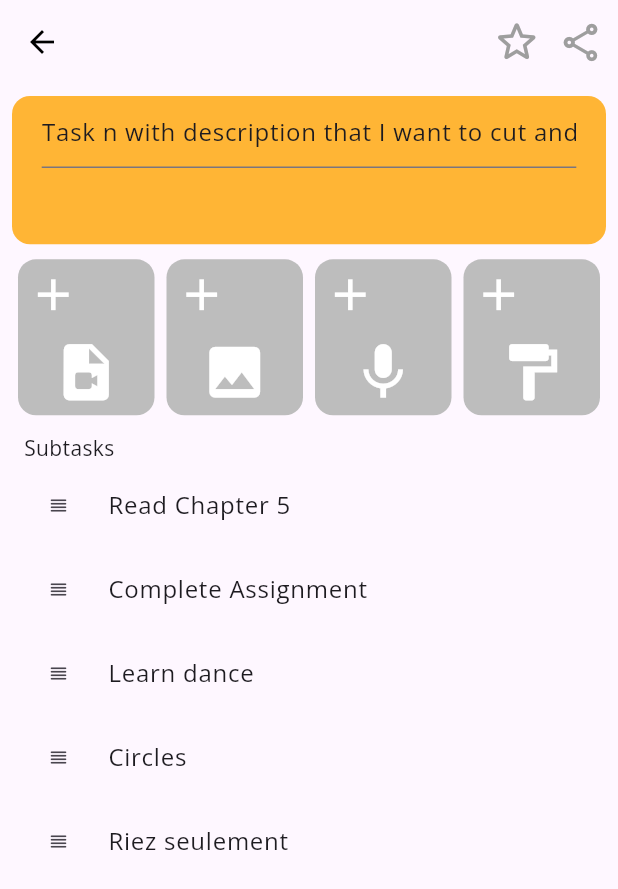
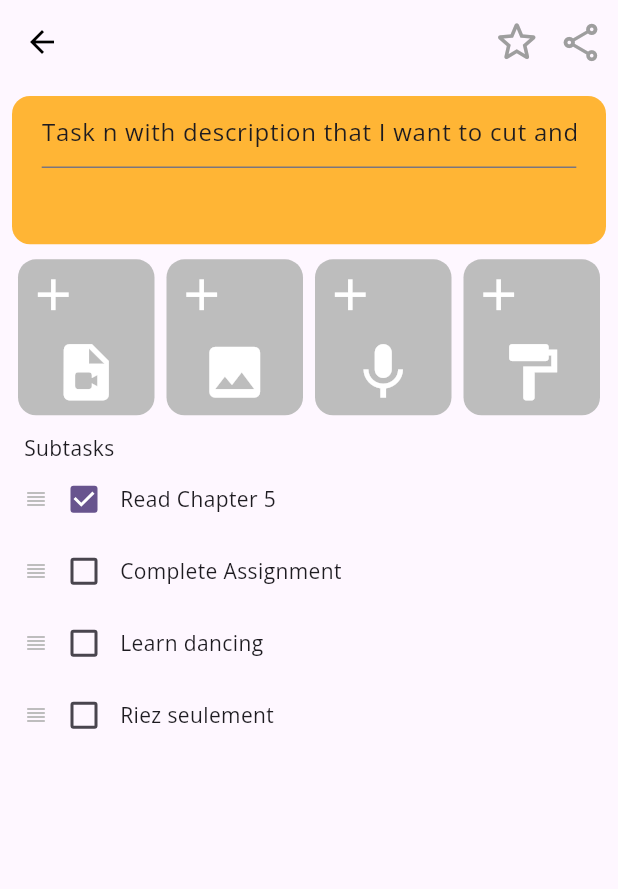
Before and after one commit to Hallcoder/znotes, a Flutter app: the NoteCreationPage screen opened by its route, on a phone screen of 412 x 824 dp. Shown: the top 889 px of the screen. Run offline on Flutter 3.47's test engine with Material 3 defaults, Android fonts, the light colour scheme and no system bars; our stand-ins replace audioplayers, auto_route, fluttertoast, video_player; missing offline and left inert: clipboard.

Commit message:
[feat]:dynamic SubtaskTile widget

```diff
--- a/lib/components/CustomGridView.dart
+++ b/lib/components/CustomGridView.dart
@@ -5,6 +5,7 @@ import 'package:flutter/material.dart';
 import 'package:fluttertoast/fluttertoast.dart';
 import 'package:provider/provider.dart';
 import 'package:znotes/components/NoteCard.dart';
+import 'package:znotes/models/NoteCreationModel.dart';
 import 'package:znotes/models/NotesProvider.dart';
 import 'package:znotes/utils/content_types.dart';
 
@@ -145,7 +146,9 @@ class _CustomGridViewState extends State<CustomGridView> {
         ),
       );
     }
-    return SingleChildScrollView(
+    return ChangeNotifierProvider(
+      create: (BuildContext context) => NoteCreationModel(),
+      child: SingleChildScrollView(
         child: Column(
           children: [
             Wrap(children: optionsDisplayed),
@@ -166,6 +169,7 @@ class _CustomGridViewState extends State<CustomGridView> {
                   ])
                 : const Center(child: Text("No notes to show!")),
           ],
+        ),
       ),
     );
 
--- a/lib/components/NoteCard.dart
+++ b/lib/components/NoteCard.dart
@@ -3,8 +3,10 @@ import 'package:auto_route/auto_route.dart';
 import 'package:flutter/material.dart';
 import 'package:fluttertoast/fluttertoast.dart';
 import 'package:intl/intl.dart';
+import 'package:provider/provider.dart';
 import 'package:video_player/video_player.dart';
 import 'package:znotes/constants.dart';
+import 'package:znotes/models/NoteCreationModel.dart';
 import 'package:znotes/routers/router.gr.dart';
 import 'package:znotes/utils/content_types.dart';
 
@@ -64,10 +66,12 @@ class _NoteCardState extends State<NoteCard> {
 
   @override
   Widget build(BuildContext context) {
+    final noteCreationProvider = Provider.of<NoteCreationModel>(context);
     return Padding(
       padding: const EdgeInsets.all(3.0),
       child: InkWell(
         onTap: () {
+          noteCreationProvider.updateNote(widget.note);
           context.router.push(NoteCreationRoute());
         },
         onLongPress: () {
--- a/lib/components/NoteCreationPage/SubtaskTile.dart
+++ b/lib/components/NoteCreationPage/SubtaskTile.dart
@@ -1,10 +1,53 @@
 import 'package:flutter/material.dart';
+import 'package:znotes/utils/content_types.dart';
 
-class SubtaskTile extends StatelessWidget {
-  const SubtaskTile({Key? key}) : super(key: key);
+class SubtaskTile extends StatefulWidget {
+  const SubtaskTile({Key? key, required this.st}) : super(key: key);
+  final Subtask st;
+
+  @override
+  State<SubtaskTile> createState() => _SubtaskTileState();
+}
+
+class _SubtaskTileState extends State<SubtaskTile> {
+  bool isEditingSubTask = false;
+  late FocusNode focusNode = FocusNode();
+
+  @override
+  void dispose() {
+    focusNode.dispose();
+    super.dispose();
+  }
 
   @override
   Widget build(BuildContext context) {
-    return const Placeholder();
+    return Row(
+      mainAxisAlignment: MainAxisAlignment.center,
+      children: [
+        Icon(Icons.reorder_rounded, size: 16.0, color: Colors.grey[400]),
+        Checkbox(value: widget.st.checked, onChanged: (bool? value) {}),
+        Expanded(
+            child: isEditingSubTask
+                ? TextFormField(
+                    initialValue: widget.st.title,
+                    focusNode: focusNode,
+                    onTapOutside: (e) {
+                      setState(() {
+                        isEditingSubTask = false;
+                      });
+                        focusNode.unfocus();
+                    },
+                  )
+                : InkWell(
+                    onTap: () {
+                      setState(() {
+                        isEditingSubTask = true;
+                      });
+                        focusNode.requestFocus();
+                    },
+                    child: Text(widget.st.title))),
+        isEditingSubTask ? Icon(Icons.close, color: Colors.grey[600], size: 18.0):const SizedBox()
+      ],
+    );
   }
 }
--- a/lib/components/NoteCreationPage/SubtasksSection.dart
+++ b/lib/components/NoteCreationPage/SubtasksSection.dart
@@ -5,6 +5,8 @@ import 'package:provider/provider.dart';
 import 'package:uuid/uuid.dart';
 import 'package:znotes/models/NoteCreationModel.dart';
 import 'package:znotes/utils/content_types.dart';
+
+import 'SubtaskTile.dart';
 
 class SubtasksSection extends StatefulWidget {
   const SubtasksSection({Key? key}) : super(key: key);
@@ -21,20 +23,26 @@ class _SubtasksSectionState extends State<SubtasksSection> {
   Widget build(BuildContext context) {
     final noteCreationProvider = Provider.of<NoteCreationModel>(context);
     final Note note = noteCreationProvider.note;
+    Size size = MediaQuery.of(context).size;
     Uuid uuid = const Uuid();
     subtasks = [];
     for (final st in note.subtasks) {
-      subtasks.add(ListTile(
-        leading: const Icon(Icons.reorder_rounded, size: 14.0),
+      subtasks.add(SubtaskTile(
         key: ValueKey(uuid.v4()),
-        title: Text(st.title),
+        st: st,
       ));
     }
-    return ReorderableListView(
+    return Container(
+      height: size.height * (subtasks.length * 0.15),
+      padding: const EdgeInsets.only(left: 8.0,right: 8.0),
+      margin: const EdgeInsets.only(top:8.0),
+      child: ReorderableListView(
         header: const Text("Subtasks"),
         children: subtasks,
         onReorder: (oldIndex, newIndex) {
           noteCreationProvider.reorder(oldIndex, newIndex);
-        });
+        }
+      ),
+    );
   }
 }
--- a/lib/models/NoteCreationModel.dart
+++ b/lib/models/NoteCreationModel.dart
@@ -5,7 +5,8 @@ import 'package:znotes/constants.dart';
 import '../utils/content_types.dart';
 
 class NoteCreationModel with ChangeNotifier {
-  final Note _note = Note.withProperties(
+  // final bool is
+   Note _note = Note.withProperties(
     titleDescription:
         "Task n with description that I want to cut and show less text",
     category:
@@ -19,10 +20,8 @@ class NoteCreationModel with ChangeNotifier {
     subtasks: [
       Subtask(title: 'Read Chapter 5', checked: true),
       Subtask(title: 'Complete Assignment', checked: false),
-      Subtask(title: 'Learn dance', checked: false),
-      Subtask(title: 'Circles', checked: false),
-      Subtask(title: 'Riez seulement', checked: false),
-
+      Subtask(title: 'Learn dancing', checked: false),
+      Subtask(title: 'Riez seulement', checked: false)
     ],
     completed: false,
     dueDate: DateTime(2023, 10, 18),
@@ -36,4 +35,11 @@ class NoteCreationModel with ChangeNotifier {
     note.subtasks.insert(newIndex > oldIndex ? newIndex - 1 : newIndex, item);
     notifyListeners();
   }
+
+  void updateNote(Note not) {
+    print("Old note $_note");
+    _note = not;
+    print("New note $_note");
+    notifyListeners();
+  }
 }
--- a/lib/screens/NoteCreationPage.dart
+++ b/lib/screens/NoteCreationPage.dart
@@ -17,10 +17,8 @@ class NoteCreationPage extends StatefulWidget {
 }
 
 class _NoteCreationPageState extends State<NoteCreationPage> {
-
   @override
   Widget build(BuildContext context) {
-    Size screenSize = MediaQuery.of(context).size;
     return ChangeNotifierProvider(
       create: (BuildContext context) => NoteCreationModel(),
       child: Scaffold(
@@ -30,24 +28,22 @@ class _NoteCreationPageState extends State<NoteCreationPage> {
             color: Colors.black,
           ),
           actions: const [
-            Icon(Icons.star_outline_rounded,color: Colors.grey,size:35.0),
+            Icon(Icons.star_outline_rounded, color: Colors.grey, size: 35.0),
             SizedBox(width: 10),
-            Icon(Icons.share_outlined, color: Colors.grey,size:30.0),
+            Icon(Icons.share_outlined, color: Colors.grey, size: 30.0),
             SizedBox(width: 10),
           ],
         ),
-        body:   Padding(
-          padding: const EdgeInsets.all(8.0),
+        body: const Padding(
+          padding: EdgeInsets.all(8.0),
           child: SingleChildScrollView(
             child: Column(
+              mainAxisSize: MainAxisSize.min,
+              crossAxisAlignment: CrossAxisAlignment.start,
               children: [
-                const TitleEntry(),
-                const AddMediaSection(),
-                Container(
-                  padding: const EdgeInsets.all(8.0),
-                  height: screenSize.height * 0.4, // Adjust the height as needed
-                  child: const SubtasksSection(),
-                ),
+                TitleEntry(),
+                AddMediaSection(),
+                SubtasksSection(),
               ],
             ),
           ),
```
Also changed, not shown: lib/components/NoteCreationPage/AddSubtaskTextField.dart (added, +36 -0 lines), lib/main.dart (+3 -75 lines), lib/components/NoteCreationPage/TitleEntry.dart (line endings or trailing spaces). Lines whose indentation alone changed are shown as unchanged.
